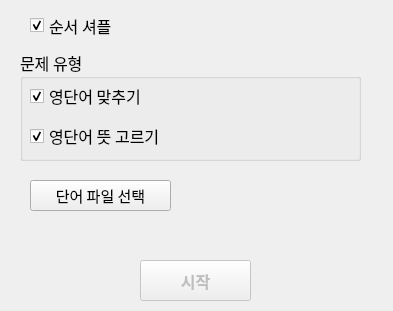
This is DailyOption.ui in KangInPark/VocaTester as Qt 5 draws it before an edit. The edited form follows.
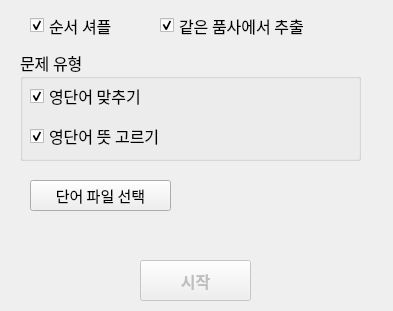
This is the edited form.

Commit message: 기능추가: 같은 품사에서 보기를 추출하도록하는 옵션 추가 및 구현

The edit to the form file:
```diff
--- a/DailyOption.ui
+++ b/DailyOption.ui
@@ -163,6 +163,28 @@
     <string/>
    </property>
   </widget>
+  <widget class="QCheckBox" name="chk4">
+   <property name="geometry">
+    <rect>
+     <x>160</x>
+     <y>10</y>
+     <width>201</width>
+     <height>31</height>
+    </rect>
+   </property>
+   <property name="font">
+    <font>
+     <family>맑은 고딕</family>
+     <pointsize>12</pointsize>
+    </font>
+   </property>
+   <property name="text">
+    <string>같은 품사에서 추출</string>
+   </property>
+   <property name="checked">
+    <bool>true</bool>
+   </property>
+  </widget>
  </widget>
  <resources/>
  <connections/>
```
The commit also changes 2 other files.
